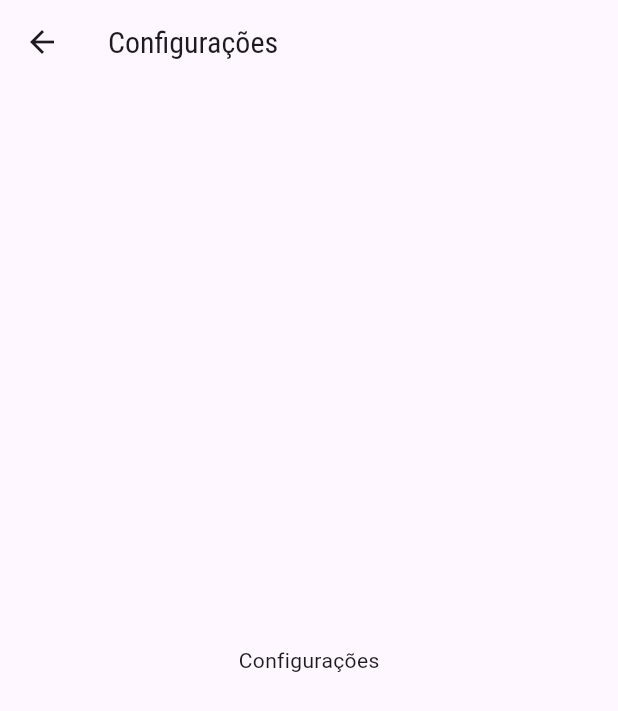
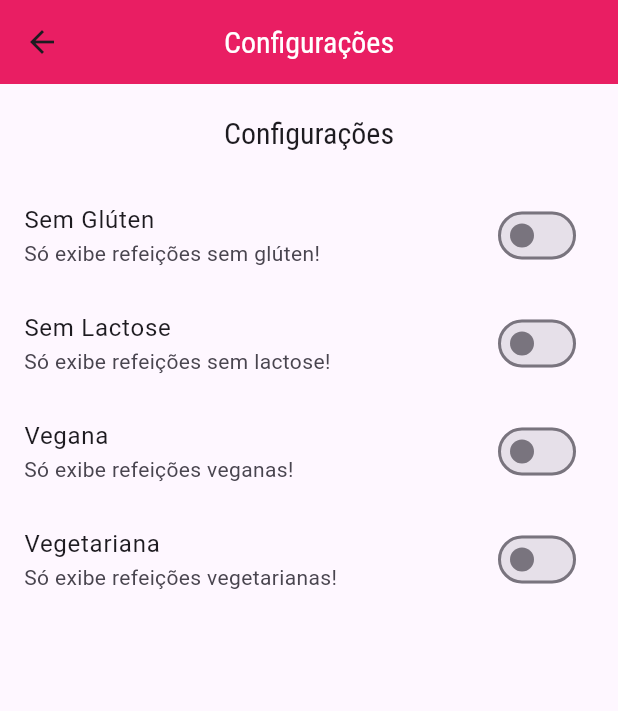
Before and after one commit to TiagoLemosNeitzke/meals, a Flutter app: the SettingsScreen screen opened by its route, on a phone screen of 412 x 824 dp. Shown: the top 711 px of the screen. Run offline on Flutter 3.47's test engine with Material 3 defaults, Android fonts, the phone set to English and light mode, and no system bars; network calls fail.

```diff
--- a/lib/components/main_drawer.dart
+++ b/lib/components/main_drawer.dart
@@ -2,6 +2,8 @@ import 'package:flutter/material.dart';
 import 'package:meals/utils/app_routes.dart';
 
 class MainDrawer extends StatelessWidget {
+  const MainDrawer({super.key});
+
 
   Widget _createItem(IconData icon, String label, Function() onTap) {
     return ListTile(
@@ -41,7 +43,7 @@ class MainDrawer extends StatelessWidget {
               ),
             ),
           ),
-          SizedBox(height: 20,),
+          const SizedBox(height: 20,),
           _createItem(
             Icons.restaurant,
             'Refeições',
--- a/lib/components/meal_item.dart
+++ b/lib/components/meal_item.dart
@@ -11,7 +11,13 @@ class MealItem extends StatelessWidget {
     Navigator.of(context).pushNamed(
       AppRoutes.MEAL_DETAIL,
       arguments: meal,
-    );
+    ).then((result)  {
+      if (result == null) {
+        print('Sem resultado');
+      } else {
+        print('O nome da refeição é $result');
+      }
+    });
   }
 
   @override
--- /dev/null
+++ b/lib/models/settings.dart
@@ -0,0 +1,13 @@
+class Settings {
+  bool isGlutenFree;
+  bool isLactoseFree;
+  bool isVegan;
+  bool isVegetarian;
+
+  Settings({
+    this.isGlutenFree = false,
+    this.isLactoseFree = false,
+    this.isVegan = false,
+    this.isVegetarian = false,
+  });
+}
--- a/lib/screens/meal_detail_screen.dart
+++ b/lib/screens/meal_detail_screen.dart
@@ -103,6 +103,14 @@ class MealDetailScreen extends StatelessWidget {
               )),
             ],
           ),
-        ));
+        ),
+      floatingActionButton: FloatingActionButton(
+        backgroundColor: Theme.of(context).hintColor,
+        child: const Icon(Icons.star),
+        onPressed: () {
+          Navigator.of(context).pop(meal);
+        },
+      ),
+    );
   }
 }
--- a/lib/screens/settings_screen.dart
+++ b/lib/screens/settings_screen.dart
@@ -1,17 +1,83 @@
 import 'package:flutter/material.dart';
+import 'package:meals/models/settings.dart';
 
-class SettingsScreen extends StatelessWidget {
+class SettingsScreen extends StatefulWidget {
   const SettingsScreen({super.key});
+
+  @override
+  State<SettingsScreen> createState() => _SettingsScreenState();
+}
+
+class _SettingsScreenState extends State<SettingsScreen> {
+  var settings = Settings();
+
+  Widget _createSwitch(
+    String title,
+    String subtitle,
+    bool value,
+    void Function(bool) onChanged,
+  ) {
+    return SwitchListTile.adaptive(
+      title: Text(title),
+      subtitle: Text(subtitle),
+      value: value,
+      onChanged: onChanged,
+    );
+  }
 
   @override
   Widget build(BuildContext context) {
     return Scaffold(
         appBar: AppBar(
           title: const Text('Configurações'),
+          backgroundColor: Theme.of(context).primaryColor,
+          centerTitle: true,
+          titleTextStyle: const TextStyle(
+            fontSize: 20,
+            fontFamily: 'RobotoCondensed',
+          ),
         ),
-        body: const Center(
-          child: Text('Configurações'),
-        )
-    );
+        body: Column(
+          children: [
+            Container(
+              padding: const EdgeInsets.all(20),
+              child: Text(
+                'Configurações',
+                style: Theme.of(context).textTheme.titleLarge,
+              ),
+            ),
+            Expanded(
+                child: ListView(
+                  children: [
+                    _createSwitch(
+                      'Sem Glúten',
+                      'Só exibe refeições sem glúten!',
+                      settings.isGlutenFree,
+                      (value) => setState(() => settings.isGlutenFree = value),
+                    ),
+                    _createSwitch(
+                      'Sem Lactose',
+                      'Só exibe refeições sem lactose!',
+                      settings.isLactoseFree,
+                      (value) => setState(() => settings.isLactoseFree = value),
+                    ),
+                    _createSwitch(
+                      'Vegana',
+                      'Só exibe refeições veganas!',
+                      settings.isVegan,
+                      (value) => setState(() => settings.isVegan = value),
+                    ),
+                    _createSwitch(
+                      'Vegetariana',
+                      'Só exibe refeições vegetarianas!',
+                      settings.isVegetarian,
+                      (value) => setState(() => settings.isVegetarian = value),
+                    ),
+
+                  ],
+                ),
+            )
+          ],
+        ));
   }
 }
```
